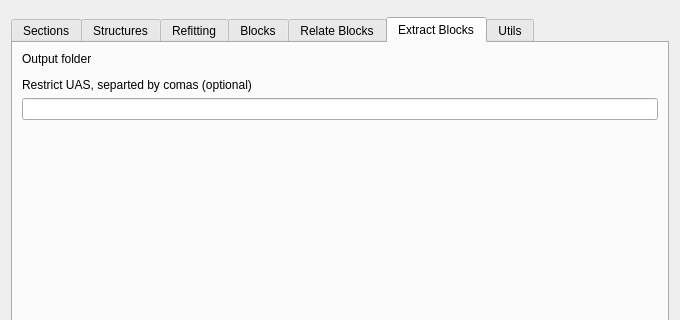
Old version of the form sugar_tools_dialog.ui in the repository psigcat/sugartools; both pictures show x 0 to 680 and y 0 to 320 of the 680 by 842 pixel window.
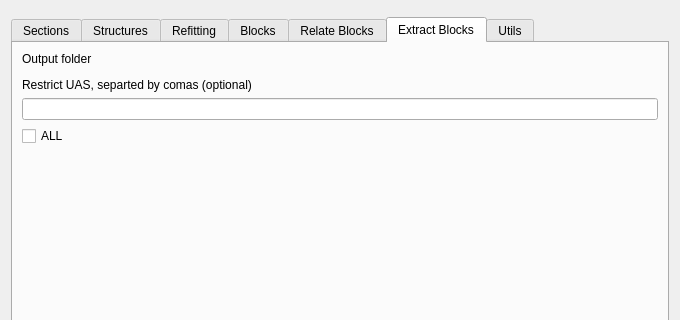
New version of the form. The open tabs and pages were chosen to show the change. Custom widgets are drawn as their Qt base class.

Commit message: tool4: add all created geometries to existing layers, see #3

Patch:
```diff
--- a/sugar_tools_dialog.ui
+++ b/sugar_tools_dialog.ui
@@ -828,6 +828,13 @@
        <item>
         <widget class="QLineEdit" name="lineEdit"/>
        </item>
+       <item>
+        <widget class="QCheckBox" name="checkBox">
+         <property name="text">
+          <string>ALL</string>
+         </property>
+        </widget>
+       </item>
        <item>
         <spacer name="verticalSpacer_10">
          <property name="orientation">
```
Left out of the diff: 4 changed lines with no effect on the pictures. The commit also changes 4 other files.
